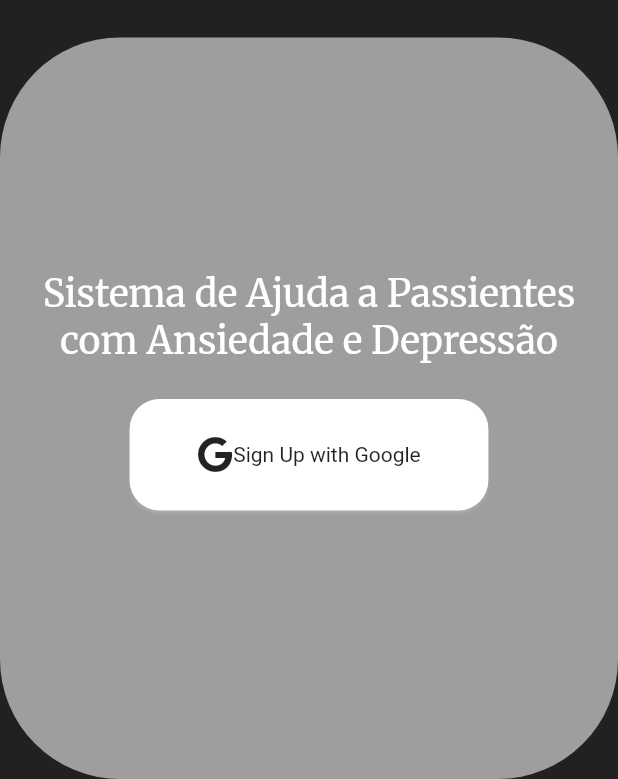
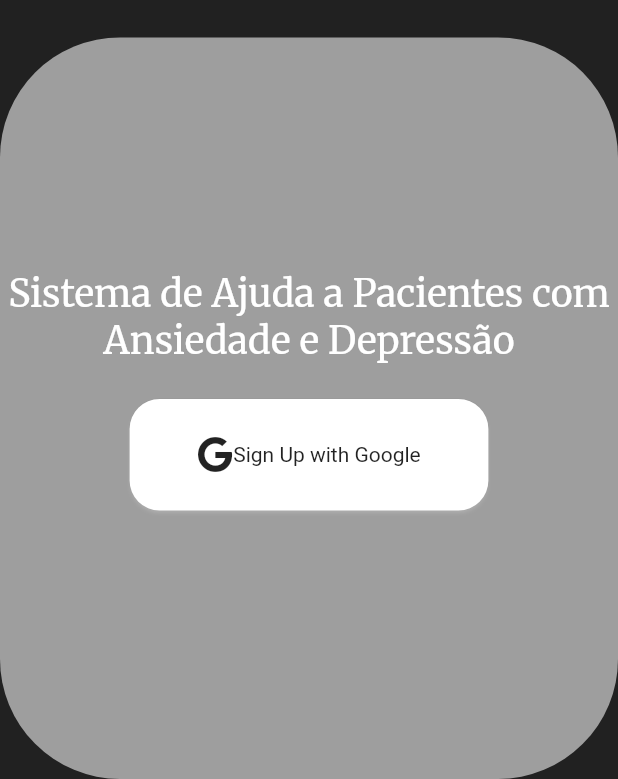
Before and after one commit to Guilherme-ctrl/SAPAD, a Flutter app: the screen it shows after launch, on a phone screen of 412 x 824 dp, the part 457-1236 px from its top. Run offline on Flutter 3.47's test engine with Material 2 defaults, Android fonts, the phone set to English and light mode, and no system bars; our stand-ins replace audioplayers, carousel_slider, cloud_firestore, firebase_auth, firebase_core, firebase_database and 7 more; accounts and stored records are empty.

Commit message:
gui analfabeto

```diff
--- a/lib/Telas/LoginScreens/login.dart
+++ b/lib/Telas/LoginScreens/login.dart
@@ -57,7 +57,7 @@ class _LoginPageState extends State<LoginPage> {
                                   padding: EdgeInsets.only(bottom: 20),
                                   child: Container(
                                     child: Text(
-                                      'Sistema de Ajuda a Passientes com Ansiedade e Depressão',
+                                      'Sistema de Ajuda a Pacientes com Ansiedade e Depressão',
                                       textAlign: TextAlign.center,
                                       style: GoogleFonts.merriweather(
                                           textStyle: TextStyle(
```
